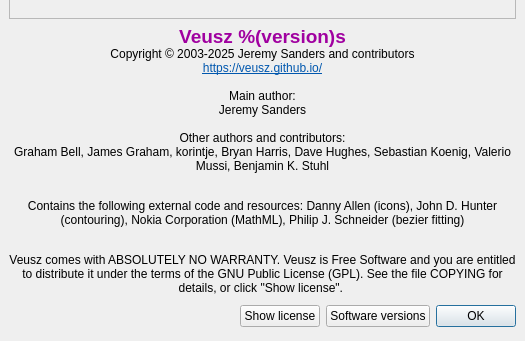
Old version of the form ui/about.ui in the repository veusz/veusz; both pictures show x 0 to 525 and y 204 to 545 of the 525 by 545 pixel window.
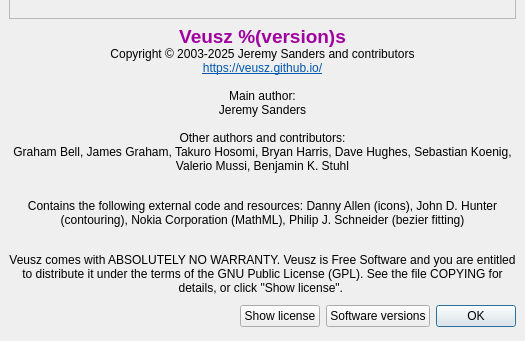
New version of the form.

The edit to the form file:
```diff
--- a/ui/about.ui
+++ b/ui/about.ui
@@ -59,7 +59,7 @@
    <item>
     <widget class="QLabel" name="copyrightlabel">
      <property name="text">
-      <string>&lt;html&gt;&lt;head/&gt;&lt;body&gt;&lt;p&gt;&lt;span style=&quot; font-size:14pt; font-weight:600; color:#a000a0;&quot;&gt;Veusz %(version)s&lt;/span&gt;&lt;br/&gt;Copyright © 2003-2025 Jeremy Sanders and contributors&lt;br/&gt;&lt;a href=&quot;https://veusz.github.io/&quot;&gt;&lt;span style=&quot; text-decoration: underline; color:#0057ae;&quot;&gt;https://veusz.github.io/&lt;/span&gt;&lt;/a&gt;&lt;br/&gt;&lt;br/&gt;Main author:&lt;br/&gt;Jeremy Sanders&lt;br/&gt;&lt;br/&gt;Other authors and contributors:&lt;br/&gt;Graham Bell, James Graham, korintje, Bryan Harris, Dave Hughes, Sebastian Koenig, Valerio Mussi, Benjamin K. Stuhl&lt;/p&gt;&lt;p&gt;&lt;br/&gt;Contains the following external code and resources: Danny Allen (icons), John D. Hunter (contouring), Nokia Corporation (MathML), Philip J. Schneider (bezier fitting)&lt;/p&gt;&lt;p&gt;&lt;br/&gt;Veusz comes with ABSOLUTELY NO WARRANTY. Veusz is Free Software and you are entitled to distribute it under the terms of the GNU Public License (GPL). See the file COPYING for details, or click &amp;quot;Show license&amp;quot;. &lt;/p&gt;&lt;/body&gt;&lt;/html&gt;</string>
+      <string>&lt;html&gt;&lt;head/&gt;&lt;body&gt;&lt;p&gt;&lt;span style=&quot; font-size:14pt; font-weight:600; color:#a000a0;&quot;&gt;Veusz %(version)s&lt;/span&gt;&lt;br/&gt;Copyright © 2003-2025 Jeremy Sanders and contributors&lt;br/&gt;&lt;a href=&quot;https://veusz.github.io/&quot;&gt;&lt;span style=&quot; text-decoration: underline; color:#0057ae;&quot;&gt;https://veusz.github.io/&lt;/span&gt;&lt;/a&gt;&lt;br/&gt;&lt;br/&gt;Main author:&lt;br/&gt;Jeremy Sanders&lt;br/&gt;&lt;br/&gt;Other authors and contributors:&lt;br/&gt;Graham Bell, James Graham, Takuro Hosomi, Bryan Harris, Dave Hughes, Sebastian Koenig, Valerio Mussi, Benjamin K. Stuhl&lt;/p&gt;&lt;p&gt;&lt;br/&gt;Contains the following external code and resources: Danny Allen (icons), John D. Hunter (contouring), Nokia Corporation (MathML), Philip J. Schneider (bezier fitting)&lt;/p&gt;&lt;p&gt;&lt;br/&gt;Veusz comes with ABSOLUTELY NO WARRANTY. Veusz is Free Software and you are entitled to distribute it under the terms of the GNU Public License (GPL). See the file COPYING for details, or click &amp;quot;Show license&amp;quot;. &lt;/p&gt;&lt;/body&gt;&lt;/html&gt;</string>
      </property>
      <property name="alignment">
       <set>Qt::AlignCenter</set>
```
